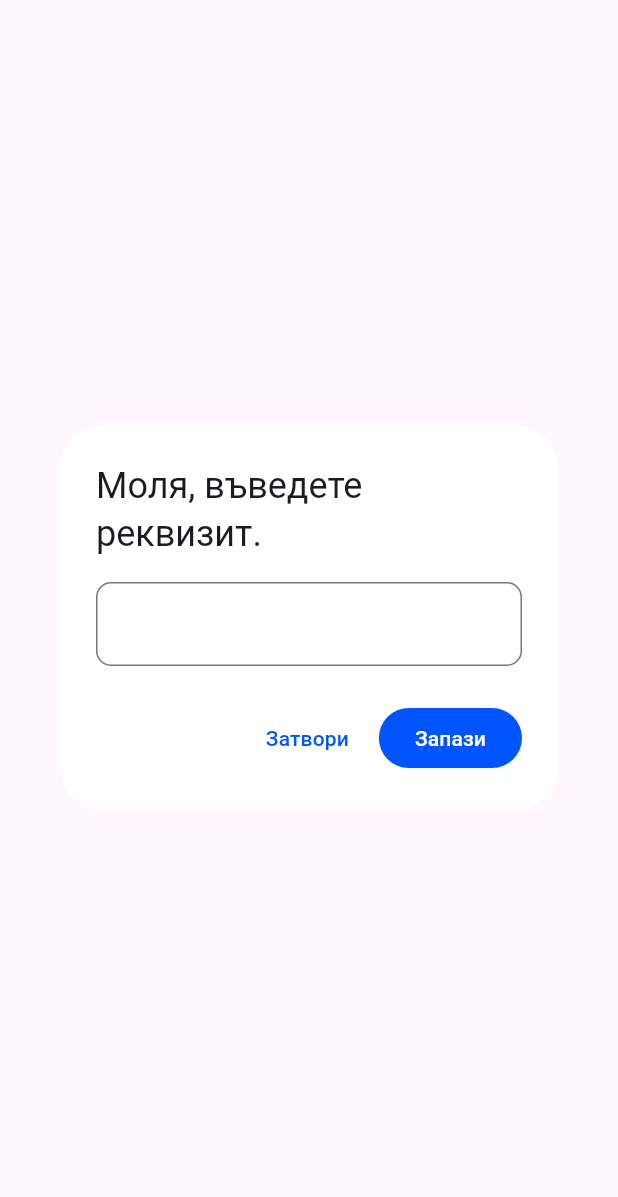
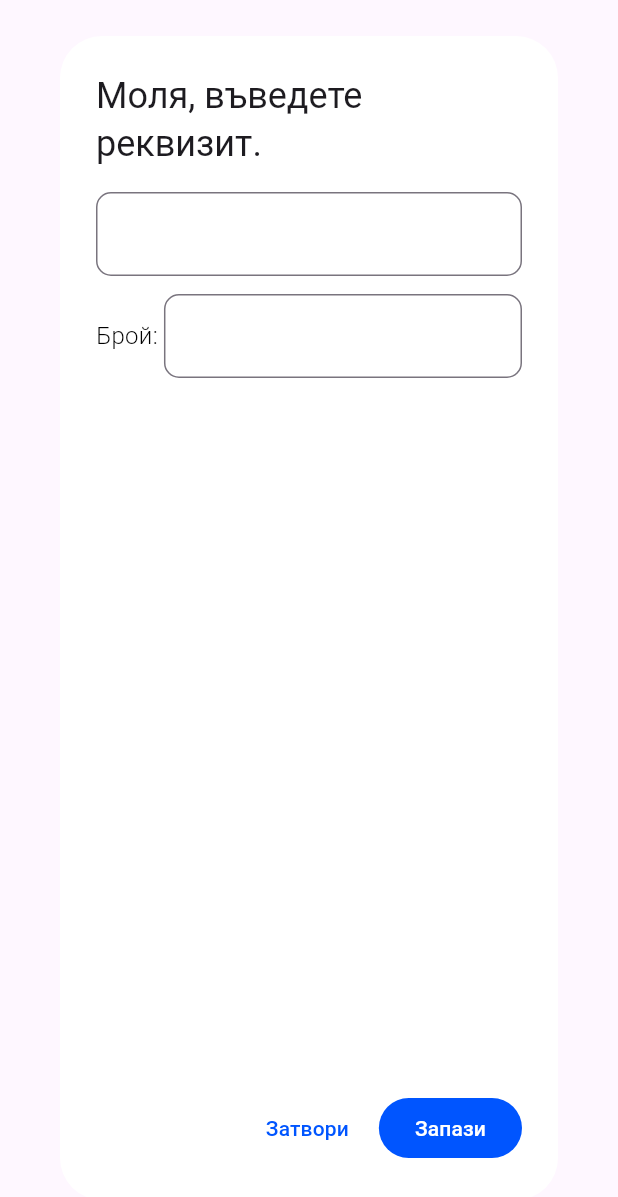
Before and after one commit to GeorgiTasev12/FolkRobe, a Flutter app: the CommonDialog widget shown alone on an empty page, opened directly with empty values, on a phone screen of 412 x 824 dp. Shown: the top 1197 px of the screen. Run offline on Flutter 3.47's test engine with Material 3 defaults, Android fonts, the phone set to English and light mode, and no system bars; our stand-ins replace equatable, flutter_bloc, flutter_hooks, get_it, sqflite; accounts and stored records are empty.

Commit message:
Update on the dialog and textfield.

```diff
--- a/lib/common/common_dialog.dart
+++ b/lib/common/common_dialog.dart
@@ -1,4 +1,5 @@
 import 'package:flutter/material.dart';
+import 'package:flutter/services.dart';
 import 'package:flutter_bloc/flutter_bloc.dart';
 import 'package:folk_robe/bloc/costume_bloc.dart';
 import 'package:folk_robe/common/common_textfield.dart';
@@ -21,7 +22,7 @@ class CommonDialog extends StatelessWidget {
     return BlocBuilder<CostumeBloc, CostumeState>(
       bloc: bloc,
       buildWhen: (previous, current) =>
-          previous.textController != current.textController ||
+          previous.nameTextController != current.nameTextController ||
           previous.costumeList != current.costumeList,
       builder: (context, state) {
         return AlertDialog(
@@ -29,12 +30,48 @@ class CommonDialog extends StatelessWidget {
           backgroundColor: context.appTheme.colors.surfaceContainer,
           content: BlocProvider.value(
             value: bloc,
-            child: CommonTextfield(),
+            child: BlocBuilder<CostumeBloc, CostumeState>(
+              buildWhen: (previous, current) =>
+                  previous.nameTextController != current.nameTextController,
+              builder: (context, state) {
+                return Column(
+                  crossAxisAlignment: CrossAxisAlignment.start,
+                  children: [
+                    CommonTextfield(
+                      textController:
+                          state.nameTextController ?? TextEditingController(),
+                    ),
+                    const SizedBox(height: 12),
+                    Row(
+                      children: [
+                        Text(
+                          'Брой: ',
+                          style: context.appTheme.textStyles.bodyLarge.copyWith(
+                            color: context.appTheme.colors.onSurfaceContainer,
+                          ),
+                        ),
+                        Flexible(
+                          child: CommonTextfield(
+                            textController: state.quantityTextController ??
+                                TextEditingController(),
+                            keyboardType: TextInputType.number,
+                            formatters: [
+                              FilteringTextInputFormatter.digitsOnly,
+                            ],
+                          ),
+                        )
+                      ],
+                    )
+                  ],
+                );
+              },
+            ),
           ),
           actions: [
             TextButton(
               onPressed: () {
-                state.textController?.clear();
+                state.nameTextController?.clear();
+                state.quantityTextController?.clear();
                 locator<NavigationService>().pop();
               },
               child: Text(
--- a/lib/common/common_textfield.dart
+++ b/lib/common/common_textfield.dart
@@ -6,11 +6,17 @@ import 'package:folk_robe/theme/styles/colors_and_styles.dart';
 import 'package:folk_robe/bloc/costume_bloc.dart';
 
 class CommonTextfield extends StatelessWidget {
+  final TextEditingController textController;
   final void Function(String)? onChanged;
+  final TextInputType? keyboardType;
+  final List<TextInputFormatter>? formatters;
 
   const CommonTextfield({
     super.key,
+    required this.textController,
     this.onChanged,
+    this.keyboardType,
+    this.formatters,
   });
 
   @override
@@ -18,7 +24,7 @@ class CommonTextfield extends StatelessWidget {
     return BlocBuilder<CostumeBloc, CostumeState>(
       builder: (context, state) => TextField(
         onChanged: onChanged,
-        controller: state.textController,
+        controller: textController,
         decoration: InputDecoration(
           border: OutlineInputBorder(
             borderRadius: BorderRadius.circular(10),
@@ -35,10 +41,11 @@ class CommonTextfield extends StatelessWidget {
           ),
         ),
         cursorColor: context.appTheme.colors.secondary,
-        keyboardType: TextInputType.text,
-        inputFormatters: [
-          FilteringTextInputFormatter.allow(RegexHelper.wordsOnly),
-        ],
+        keyboardType: keyboardType ?? TextInputType.text,
+        inputFormatters: formatters ??
+            [
+              FilteringTextInputFormatter.allow(RegexHelper.wordsOnly),
+            ],
       ),
     );
   }
```
